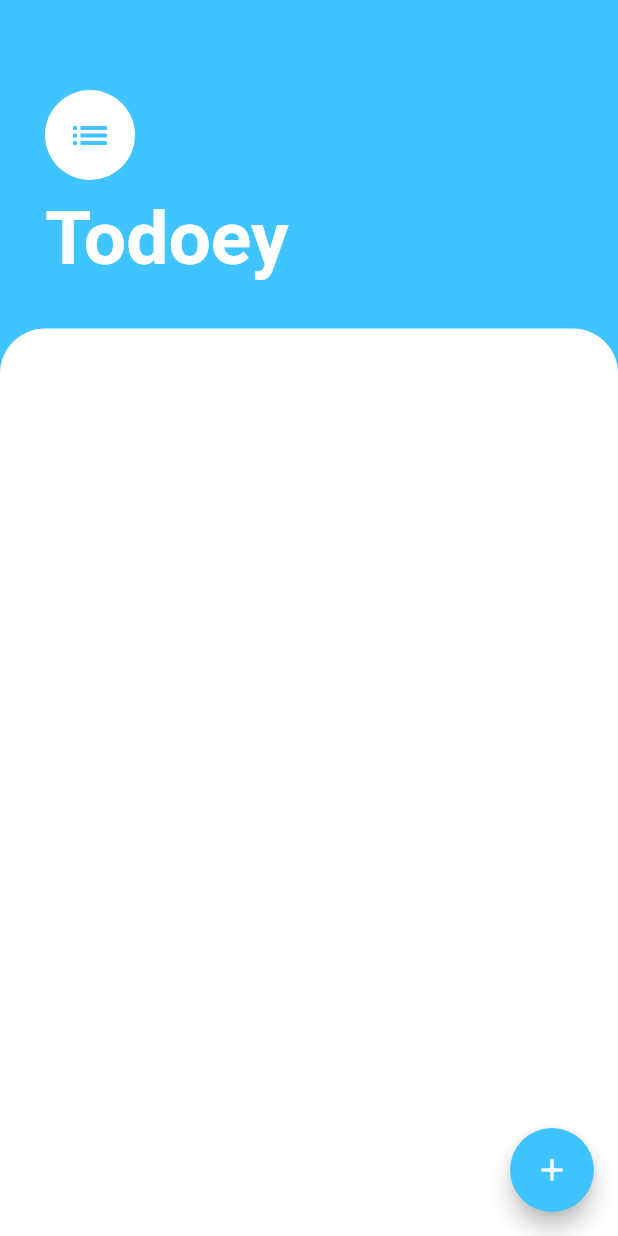
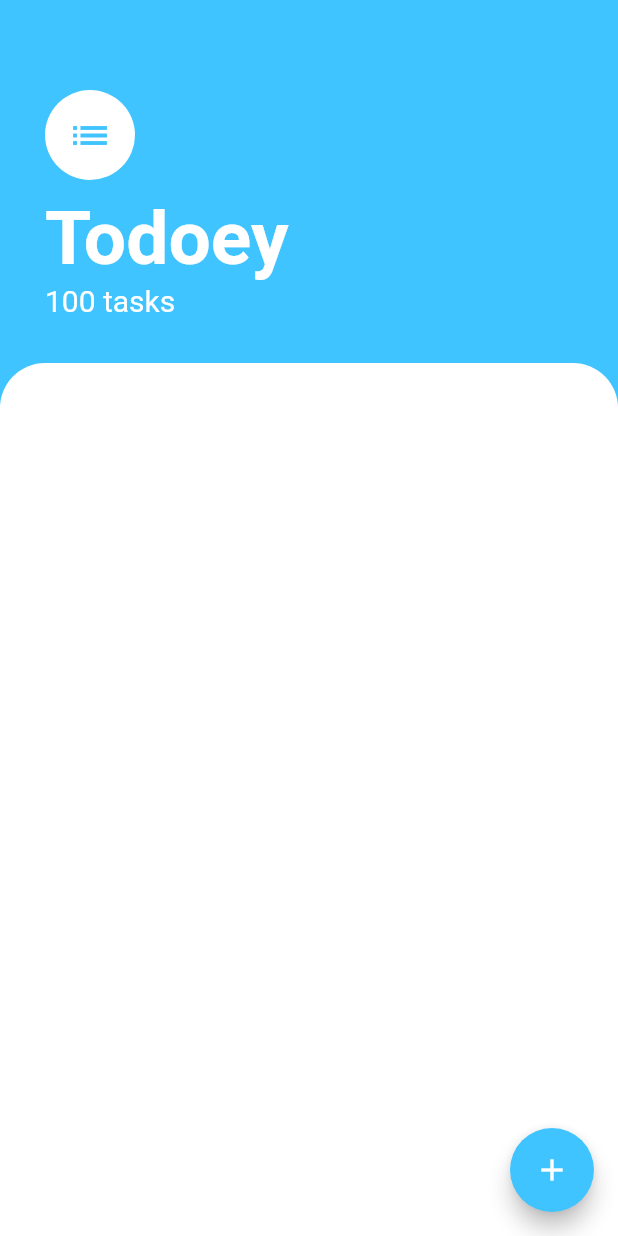
Before and after one commit to nikitanagrale/Todoey_App, a Flutter app: the screen it shows after launch, on a phone screen of 412 x 824 dp. Run offline on Flutter 3.47's test engine with Material 2 defaults, Android fonts, the phone set to English and light mode, and no system bars.

Commit message:
UI updated

```diff
--- a/lib/Screens/task_screen.dart
+++ b/lib/Screens/task_screen.dart
@@ -38,6 +38,13 @@ class TaskScreen extends StatelessWidget {
                     fontWeight: FontWeight.bold,
                   ),
                 ),
+                Text(
+                  '100 tasks',
+                  style: TextStyle(
+                    color: Colors.white,
+                    fontSize: 20,
+                  ),
+                )
               ],
             ),
           ),
```
